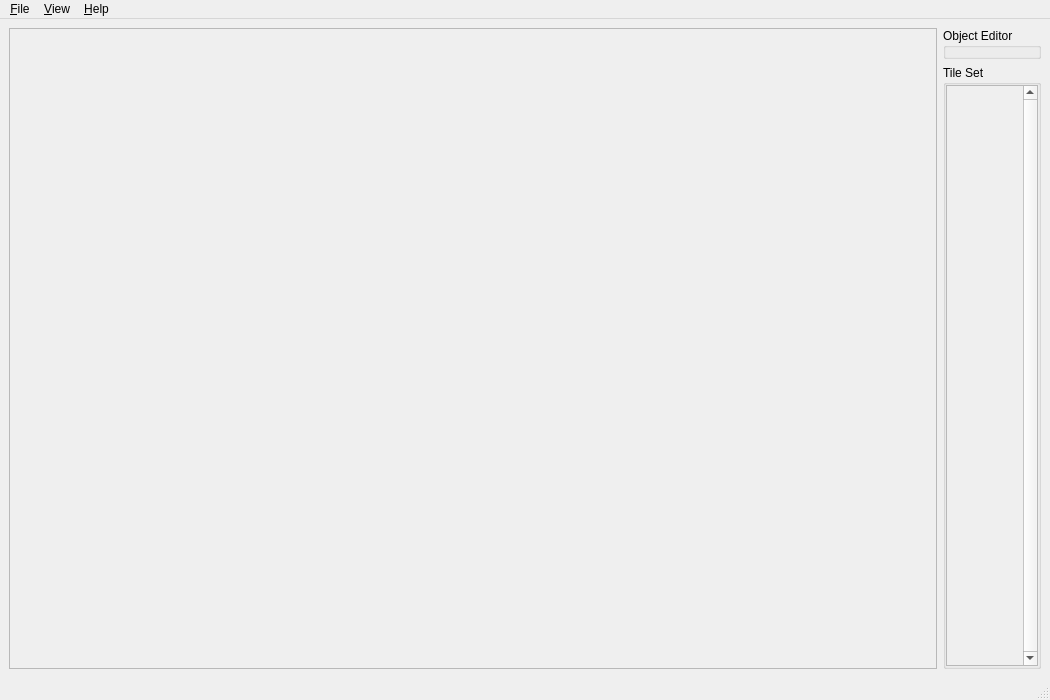
Above: mainwindow.ui from maxlor/PetsciiRobotsMapEditor before the change. Below: the same form after it.
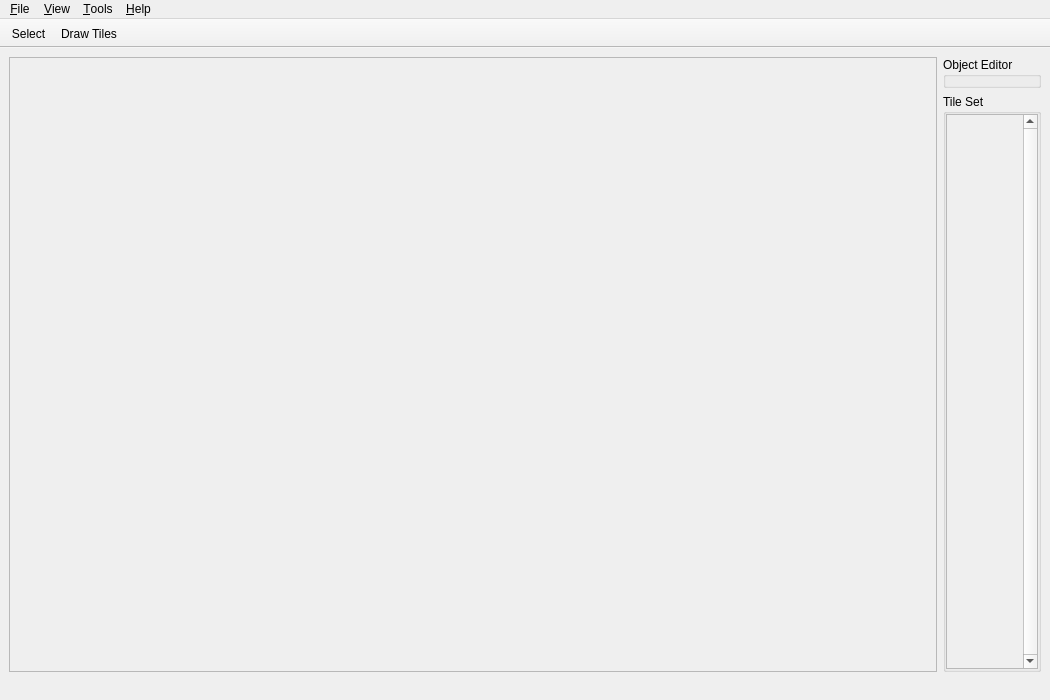
That is the form after the change. Icons and pictures are not drawn. Custom widgets are drawn as their Qt base class.

Commit message:
implement tile drawing, improvements
- Choosing a tile and painting with it works now. There are now two
  different tools, the select tool to select objects, and the draw tile
  tool to draw tiles.

- Make hidden objects display look better (it's HiDPI-enabled now) by
  painting them directly to the screen instead of an intermediate
  QImage.

Diff of the .ui file:
```diff
--- a/mainwindow.ui
+++ b/mainwindow.ui
@@ -32,7 +32,7 @@
          <x>0</x>
          <y>0</y>
          <width>917</width>
-         <height>639</height>
+         <height>611</height>
         </rect>
        </property>
        <layout class="QHBoxLayout" name="horizontalLayout_5">
@@ -118,7 +118,7 @@
               <x>0</x>
               <y>0</y>
               <width>83</width>
-              <height>577</height>
+              <height>549</height>
              </rect>
             </property>
             <layout class="QHBoxLayout" name="horizontalLayout_2">
@@ -182,24 +182,61 @@
     <addaction name="actionShowPushOnto"/>
     <addaction name="actionShowSearchable"/>
    </widget>
-   <widget class="QMenu" name="menu_File">
+   <widget class="QMenu" name="menuFile">
     <property name="title">
      <string>&amp;File</string>
     </property>
     <addaction name="actionQuit"/>
    </widget>
-   <widget class="QMenu" name="menu_Help">
+   <widget class="QMenu" name="menuHelp">
     <property name="title">
      <string>&amp;Help</string>
     </property>
     <addaction name="actionAbout"/>
     <addaction name="actionClickEveryTile"/>
    </widget>
-   <addaction name="menu_File"/>
+   <widget class="QMenu" name="menuTools">
+    <property name="title">
+     <string>&amp;Tools</string>
+    </property>
+    <addaction name="actionSelect"/>
+    <addaction name="actionDrawTiles"/>
+   </widget>
+   <addaction name="menuFile"/>
    <addaction name="menuView"/>
-   <addaction name="menu_Help"/>
+   <addaction name="menuTools"/>
+   <addaction name="menuHelp"/>
   </widget>
-  <widget class="QStatusBar" name="statusbar"/>
+  <widget class="QStatusBar" name="statusbar">
+   <property name="sizeGripEnabled">
+    <bool>false</bool>
+   </property>
+  </widget>
+  <widget class="QToolBar" name="toolBar">
+   <property name="windowTitle">
+    <string>Main Toolbar</string>
+   </property>
+   <property name="movable">
+    <bool>false</bool>
+   </property>
+   <property name="iconSize">
+    <size>
+     <width>16</width>
+     <height>16</height>
+    </size>
+   </property>
+   <property name="floatable">
+    <bool>false</bool>
+   </property>
+   <attribute name="toolBarArea">
+    <enum>TopToolBarArea</enum>
+   </attribute>
+   <attribute name="toolBarBreak">
+    <bool>false</bool>
+   </attribute>
+   <addaction name="actionSelect"/>
+   <addaction name="actionDrawTiles"/>
+  </widget>
   <action name="actionShowWalkable">
    <property name="checkable">
     <bool>true</bool>
@@ -325,6 +362,36 @@
     <string>Click Every Tile</string>
    </property>
   </action>
+  <action name="actionSelect">
+   <property name="checkable">
+    <bool>true</bool>
+   </property>
+   <property name="icon">
+    <iconset resource="res.qrc">
+     <normaloff>:/res/pointer.svg</normaloff>:/res/pointer.svg</iconset>
+   </property>
+   <property name="text">
+    <string>Select</string>
+   </property>
+   <property name="toolTip">
+    <string>Select objects on the map. Click on them to display and edit their properties.</string>
+   </property>
+  </action>
+  <action name="actionDrawTiles">
+   <property name="checkable">
+    <bool>true</bool>
+   </property>
+   <property name="icon">
+    <iconset resource="res.qrc">
+     <normaloff>:/res/paintbrush.svg</normaloff>:/res/paintbrush.svg</iconset>
+   </property>
+   <property name="text">
+    <string>Draw Tiles</string>
+   </property>
+   <property name="toolTip">
+    <string>Draw map tiles. Use this to draw the map background.</string>
+   </property>
+  </action>
  </widget>
  <customwidgets>
   <customwidget>
```
Left out of the diff: 20 changed lines with no effect on the pictures. The commit also changes 18 other files.
